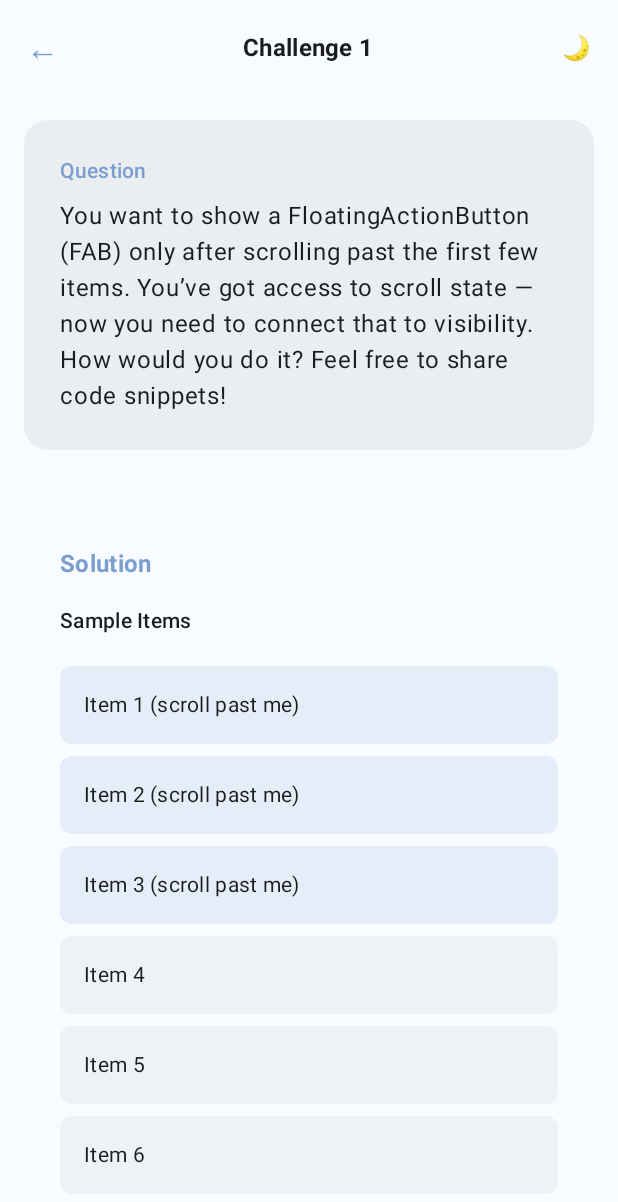
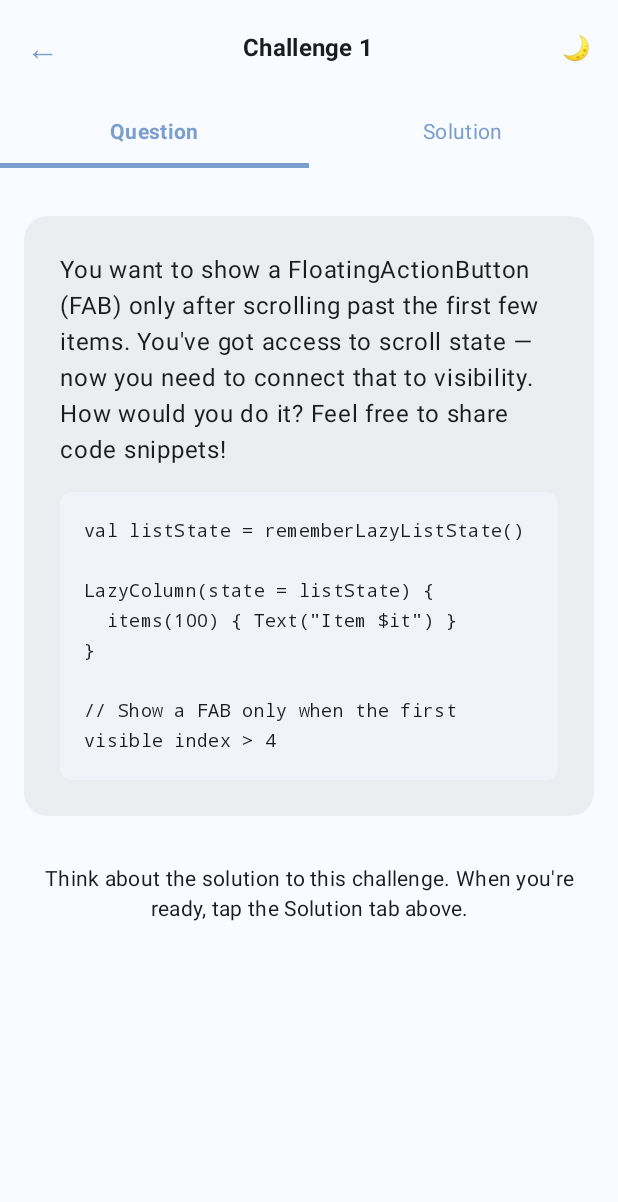
Before and after one commit to nyinyiz/DailyChallenge, an Android app built with Jetpack Compose: the screen it shows after launch (MainActivity), after a tap on an icon or button, on a phone screen of 412 x 824 dp. Shown: the top 1202 px of the screen. Run offline under Robolectric (Android 15) with nearby library versions, the phone set to English and light mode, and no system bars; 1 other tap on this screen came first.

Commit message:
feat: Implement challenge tabs and JSON-based challenge data

```diff
--- a/composeApp/src/commonMain/kotlin/com/nyinyi/dailychallenge/data/model/DailyChallengeObj.kt
+++ b/composeApp/src/commonMain/kotlin/com/nyinyi/dailychallenge/data/model/DailyChallengeObj.kt
@@ -1,15 +1,54 @@
 package com.nyinyi.dailychallenge.data.model
 
+import kotlinx.serialization.Serializable
+import kotlinx.serialization.json.Json
+
+@Serializable
 data class DailyChallengeObj(
     val id: String,
     val question: String,
+    val questionCode: String = "",
+    val answerCode: String = ""
+)
+
+private val challengesJson = """
+{
+  "challenges": [
+    {
+      "id": "1",
+      "question": "You want to show a FloatingActionButton (FAB) only after scrolling past the first few items. You've got access to scroll state — now you need to connect that to visibility. How would you do it? Feel free to share code snippets!",
+      "questionCode": "val listState = rememberLazyListState()\n\nLazyColumn(state = listState) {\n  items(100) { Text(\"Item ${'$'}it\") }\n}\n\n// Show a FAB only when the first visible index > 4",
+      "answerCode": "val listState = rememberLazyListState()\n\n// Solution: use derivedStateOf to efficiently compute visibility\nval showFab by remember {\n    derivedStateOf {\n        listState.firstVisibleItemIndex > 2\n    }\n}\n\n// Then use AnimatedVisibility with showFab to control the FAB\nAnimatedVisibility(\n    visible = showFab,\n    enter = fadeIn() + slideInVertically { it },\n    exit = fadeOut() + slideOutVertically { it }\n) {\n    FloatingActionButton(onClick = { /* Action */ }) {\n        // FAB content\n    }\n}"
+    },
+    {
+      "id": "2",
+      "question": "How do you implement a custom state hoisting pattern for a composable that needs to track whether an item is favorited, and allow the parent to be notified of changes?",
+      "questionCode": "// You need to create a composable that:\n// 1. Shows an item that can be favorited\n// 2. Maintains its own state if parent doesn't need control\n// 3. Allows parent to control state if needed\n\n@Composable\nfun FavoritableItem(\n    item: Item,\n    // What parameters would you add here?\n) {\n    // How would you implement this?\n}",
+      "answerCode": ""
+    }
+  ]
+}
+""".trimIndent()
+
+@Serializable
+private data class ChallengesJson(
+    val challenges: List<DailyChallengeObj>
+)
+
+private val defaultChallenges = listOf(
+    DailyChallengeObj(
+        "1",
+        "You want to show a FloatingActionButton (FAB) only after scrolling past the first few items. You've got access to scroll state — now you need to connect that to visibility. How would you do it?",
+        questionCode = "val listState = rememberLazyListState()\n\nLazyColumn(state = listState) {\n  items(100) { Text(\"Item \$it\") }\n}\n\n// Show a FAB only when the first visible index > 4",
+        answerCode = "val listState = rememberLazyListState()\n\n// Solution: use derivedStateOf to efficiently compute visibility\nval showFab by remember {\n    derivedStateOf {\n        listState.firstVisibleItemIndex > 2\n    }\n}\n\n// Then use AnimatedVisibility with showFab to control the FAB\nAnimatedVisibility(\n    visible = showFab,\n    enter = fadeIn() + slideInVertically { it },\n    exit = fadeOut() + slideOutVertically { it }\n) {\n    FloatingActionButton(onClick = { /* Action */ }) {\n        // FAB content\n    }\n}"
+    )
 )
 
 fun getDailyChallengeList(): List<DailyChallengeObj> {
-    return listOf(
-        DailyChallengeObj(
-            "1",
-            "You want to show a FloatingActionButton (FAB) only after scrolling past the first few items. You’ve got access to scroll state — now you need to connect that to visibility. How would you do it? Feel free to share code snippets!"
-        ),
-    )
+    return try {
+        Json.decodeFromString<ChallengesJson>(challengesJson).challenges
+    } catch (e: Exception) {
+        println("Error parsing challenges JSON: ${e.message}")
+        defaultChallenges
+    }
 }
--- a/composeApp/src/commonMain/kotlin/com/nyinyi/dailychallenge/ui/App.kt
+++ b/composeApp/src/commonMain/kotlin/com/nyinyi/dailychallenge/ui/App.kt
@@ -19,7 +19,7 @@ import org.jetbrains.compose.ui.tooling.preview.Preview
 @Composable
 @Preview
 fun App() {
-    var darkTheme by rememberSaveable { mutableStateOf(false) }
+    var darkTheme by rememberSaveable { mutableStateOf(true) }
 
     val navController = rememberNavController()
 
@@ -42,7 +42,7 @@ fun App() {
                 val args = backStackEntry.toRoute<Routes.QuestionDetail>()
                 QuestionDetail(
                     onBack = { navController.popBackStack() },
-                    question = getDailyChallengeList().first { it.id == args.questionId },
+                    question = getDailyChallengeList().first { it.id == args.questionId }, // Using JSON-parsed challenge data
                     onToggleTheme = { darkTheme = !darkTheme }
                 )
             }
--- /dev/null
+++ b/composeApp/src/commonMain/kotlin/com/nyinyi/dailychallenge/ui/components/CodeBlock.kt
@@ -0,0 +1,35 @@
+package com.nyinyi.dailychallenge.ui.components
+
+import androidx.compose.foundation.layout.padding
+import androidx.compose.foundation.shape.RoundedCornerShape
+import androidx.compose.material3.Card
+import androidx.compose.material3.CardDefaults
+import androidx.compose.material3.MaterialTheme
+import androidx.compose.material3.Text
+import androidx.compose.runtime.Composable
+import androidx.compose.ui.Modifier
+import androidx.compose.ui.unit.dp
+import androidx.compose.ui.unit.sp
+
+@Composable
+fun CodeBlock(
+    code: String,
+    modifier: Modifier = Modifier
+) {
+    Card(
+        modifier = modifier,
+        colors = CardDefaults.cardColors(
+            containerColor = MaterialTheme.colorScheme.surface.copy(alpha = 0.4f)
+        ),
+        shape = RoundedCornerShape(8.dp)
+    ) {
+        Text(
+            text = code,
+            style = MaterialTheme.typography.bodyMedium.copy(
+                fontSize = 12.sp
+            ),
+            modifier = Modifier.padding(16.dp),
+            fontFamily = androidx.compose.ui.text.font.FontFamily.Monospace
+        )
+    }
+}
--- /dev/null
+++ b/composeApp/src/commonMain/kotlin/com/nyinyi/dailychallenge/ui/components/QuestionTab.kt
@@ -0,0 +1,70 @@
+package com.nyinyi.dailychallenge.ui.components
+
+import androidx.compose.foundation.layout.Column
+import androidx.compose.foundation.layout.Spacer
+import androidx.compose.foundation.layout.fillMaxSize
+import androidx.compose.foundation.layout.fillMaxWidth
+import androidx.compose.foundation.layout.height
+import androidx.compose.foundation.layout.padding
+import androidx.compose.foundation.rememberScrollState
+import androidx.compose.foundation.shape.RoundedCornerShape
+import androidx.compose.foundation.verticalScroll
+import androidx.compose.material3.Card
+import androidx.compose.material3.CardDefaults
+import androidx.compose.material3.MaterialTheme
+import androidx.compose.material3.Text
+import androidx.compose.runtime.Composable
+import androidx.compose.ui.Modifier
+import androidx.compose.ui.text.style.TextAlign
+import androidx.compose.ui.unit.dp
+import com.nyinyi.dailychallenge.data.model.DailyChallengeObj
+
+@Composable
+fun QuestionTab(question: DailyChallengeObj) {
+    Column(
+        modifier = Modifier
+            .fillMaxSize()
+            .padding(16.dp)
+            .verticalScroll(rememberScrollState())
+    ) {
+        Card(
+            modifier = Modifier
+                .fillMaxWidth()
+                .padding(vertical = 16.dp),
+            colors = CardDefaults.cardColors(
+                containerColor = MaterialTheme.colorScheme.surfaceVariant.copy(alpha = 0.7f)
+            ),
+            shape = RoundedCornerShape(16.dp),
+            elevation = CardDefaults.cardElevation(defaultElevation = 0.dp)
+        ) {
+            Column(
+                modifier = Modifier.padding(24.dp)
+            ) {
+                Text(
+                    question.question,
+                    style = MaterialTheme.typography.bodyLarge
+                )
+
+                if (question.questionCode.isNotBlank()) {
+                    Spacer(modifier = Modifier.height(16.dp))
+
+                    CodeBlock(
+                        code = question.questionCode,
+                        modifier = Modifier.fillMaxWidth()
+                    )
+                }
+            }
+        }
+
+        Spacer(modifier = Modifier.height(16.dp))
+
+        Text(
+            "Think about the solution to this challenge. When you're ready, tap the Solution tab above.",
+            style = MaterialTheme.typography.bodyMedium,
+            textAlign = TextAlign.Center,
+            modifier = Modifier.fillMaxWidth()
+        )
+
+        Spacer(modifier = Modifier.height(32.dp))
+    }
+}
--- a/composeApp/src/commonMain/kotlin/com/nyinyi/dailychallenge/ui/screens/challenge/DailyChallenge1.kt
+++ b/composeApp/src/commonMain/kotlin/com/nyinyi/dailychallenge/ui/screens/challenge/DailyChallenge1.kt
@@ -43,10 +43,10 @@ fun DailyChallenge1(
     Box(modifier = modifier.fillMaxSize()) {
         val listState = rememberLazyListState()
 
-        // Show FAB only after user has scrolled past the first 3 items
+        // Show FAB only after user has scrolled past the first 4 items
         val showFab by remember {
             derivedStateOf {
-                listState.firstVisibleItemIndex > 2
+                listState.firstVisibleItemIndex > 4
             }
         }
 
--- a/composeApp/src/commonMain/kotlin/com/nyinyi/dailychallenge/ui/screens/detail/QuestionDetail.kt
+++ b/composeApp/src/commonMain/kotlin/com/nyinyi/dailychallenge/ui/screens/detail/QuestionDetail.kt
@@ -3,22 +3,18 @@ package com.nyinyi.dailychallenge.ui.screens.detail
 import androidx.compose.animation.AnimatedVisibility
 import androidx.compose.animation.fadeIn
 import androidx.compose.animation.slideInVertically
-import androidx.compose.foundation.layout.Box
 import androidx.compose.foundation.layout.Column
-import androidx.compose.foundation.layout.Spacer
 import androidx.compose.foundation.layout.fillMaxSize
-import androidx.compose.foundation.layout.fillMaxWidth
-import androidx.compose.foundation.layout.height
 import androidx.compose.foundation.layout.padding
-import androidx.compose.foundation.shape.RoundedCornerShape
-import androidx.compose.material3.Card
-import androidx.compose.material3.CardDefaults
 import androidx.compose.material3.CenterAlignedTopAppBar
 import androidx.compose.material3.ExperimentalMaterial3Api
 import androidx.compose.material3.IconButton
 import androidx.compose.material3.MaterialTheme
 import androidx.compose.material3.Scaffold
-import androidx.compose.material3.Surface
+import androidx.compose.material3.Tab
+import androidx.compose.material3.TabRow
+import androidx.compose.material3.TabRowDefaults
+import androidx.compose.material3.TabRowDefaults.tabIndicatorOffset
 import androidx.compose.material3.Text
 import androidx.compose.material3.TopAppBarDefaults
 import androidx.compose.runtime.Composable
@@ -27,12 +23,12 @@ import androidx.compose.runtime.getValue
 import androidx.compose.runtime.mutableStateOf
 import androidx.compose.runtime.remember
 import androidx.compose.runtime.setValue
-import androidx.compose.ui.Alignment
 import androidx.compose.ui.Modifier
 import androidx.compose.ui.text.font.FontWeight
 import androidx.compose.ui.unit.dp
-import com.nyinyi.dailychallenge.ui.screens.challenge.DailyChallenge1
 import com.nyinyi.dailychallenge.data.model.DailyChallengeObj
+import com.nyinyi.dailychallenge.ui.components.QuestionTab
+import com.nyinyi.dailychallenge.ui.components.SolutionTab
 import com.nyinyi.dailychallenge.ui.theme.ThemeColors
 
 @OptIn(ExperimentalMaterial3Api::class)
@@ -43,6 +39,8 @@ fun QuestionDetail(
     onToggleTheme: () -> Unit = {}
 ) {
     var showContent by remember { mutableStateOf(false) }
+    var selectedTabIndex by remember { mutableStateOf(0) }
+    val tabs = listOf("Question", "Solution")
 
     LaunchedEffect(Unit) {
         showContent = true
@@ -73,7 +71,6 @@ fun QuestionDetail(
                 ),
                 actions = {
                     IconButton(onClick = onToggleTheme) {
-                        // Show moon/sun icon based on theme
                         Text(
                             text = if (ThemeColors.isDarkTheme) "☀️" else "🌙",
                             style = MaterialTheme.typography.titleMedium
@@ -83,78 +80,48 @@ fun QuestionDetail(
             )
         }
     ) { paddingValues ->
-        Box(
+        Column(
             modifier = Modifier
                 .fillMaxSize()
-                .padding(paddingValues),
-            contentAlignment = Alignment.TopCenter
+                .padding(paddingValues)
         ) {
-            Column(
-                modifier = Modifier
-                    .fillMaxWidth()
-                    .padding(horizontal = 16.dp)
+            // Tab Row
+            TabRow(
+                selectedTabIndex = selectedTabIndex,
+                indicator = { tabPositions ->
+                    TabRowDefaults.Indicator(
+                        modifier = Modifier.tabIndicatorOffset(tabPositions[selectedTabIndex]),
+                        height = 3.dp,
+                        color = MaterialTheme.colorScheme.primary
+                    )
+                },
+                divider = {}
             ) {
-                AnimatedVisibility(
-                    visible = showContent,
-                    enter = fadeIn() + slideInVertically(initialOffsetY = { it / 5 })
-                ) {
-                    Card(
-                        modifier = Modifier
-                            .fillMaxWidth()
-                            .padding(vertical = 16.dp),
-                        colors = CardDefaults.cardColors(
-                            containerColor = MaterialTheme.colorScheme.surfaceVariant.copy(alpha = 0.7f)
-                        ),
-                        shape = RoundedCornerShape(16.dp),
-                        elevation = CardDefaults.cardElevation(defaultElevation = 0.dp)
-                    ) {
-                        Column(
-                            modifier = Modifier.padding(24.dp)
-                        ) {
+                tabs.forEachIndexed { index, title ->
+                    Tab(
+                        selected = selectedTabIndex == index,
+                        onClick = { selectedTabIndex = index },
+                        text = {
                             Text(
-                                "Question",
-                                style = MaterialTheme.typography.labelLarge,
-                                color = MaterialTheme.colorScheme.primary
-                            )
-
-                            Spacer(modifier = Modifier.height(8.dp))
-
-                            Text(
-                                question.question,
-                                style = MaterialTheme.typography.bodyLarge
+                                text = title,
+                                style = MaterialTheme.typography.bodyMedium.copy(
+                                    fontWeight = if (selectedTabIndex == index)
+                                        FontWeight.Bold else FontWeight.Normal
+                                )
                             )
                         }
-                    }
+                    )
                 }
+            }
 
-                Spacer(modifier = Modifier.height(24.dp))
-
-                AnimatedVisibility(
-                    visible = showContent,
-                    enter = fadeIn() + slideInVertically(initialOffsetY = { it / 3 })
-                ) {
-                    Surface(
-                        color = MaterialTheme.colorScheme.surface,
-                        shape = RoundedCornerShape(topStart = 24.dp, topEnd = 24.dp),
-                        modifier = Modifier.fillMaxWidth()
-                    ) {
-                        Column(
-                            modifier = Modifier.padding(24.dp)
-                        ) {
-                            Text(
-                                "Solution",
-                                style = MaterialTheme.typography.titleMedium.copy(
-                                    fontWeight = FontWeight.Bold
-                                ),
-                                color = MaterialTheme.colorScheme.primary
-                            )
-
-                            Spacer(modifier = Modifier.height(16.dp))
-
-                            // The actual challenge content
-                            DailyChallenge1(modifier = Modifier)
-                        }
-                    }
+            // Content based on selected tab
+            AnimatedVisibility(
+                visible = showContent,
+                enter = fadeIn() + slideInVertically(initialOffsetY = { it / 5 })
+            ) {
+                when (selectedTabIndex) {
+                    0 -> QuestionTab(question)
+                    1 -> SolutionTab(question) // Uses updated SolutionTab with Design/Code toggle
                 }
             }
         }
```
Also changed, not shown: composeApp/src/commonMain/composeResources/files/daily_challenges.json (added, +16 -0 lines), composeApp/src/commonMain/kotlin/com/nyinyi/dailychallenge/ui/components/SolutionTab.kt (added, +207 -0 lines), composeApp/src/commonMain/resources/daily_challenges.json (added, +16 -0 lines).
